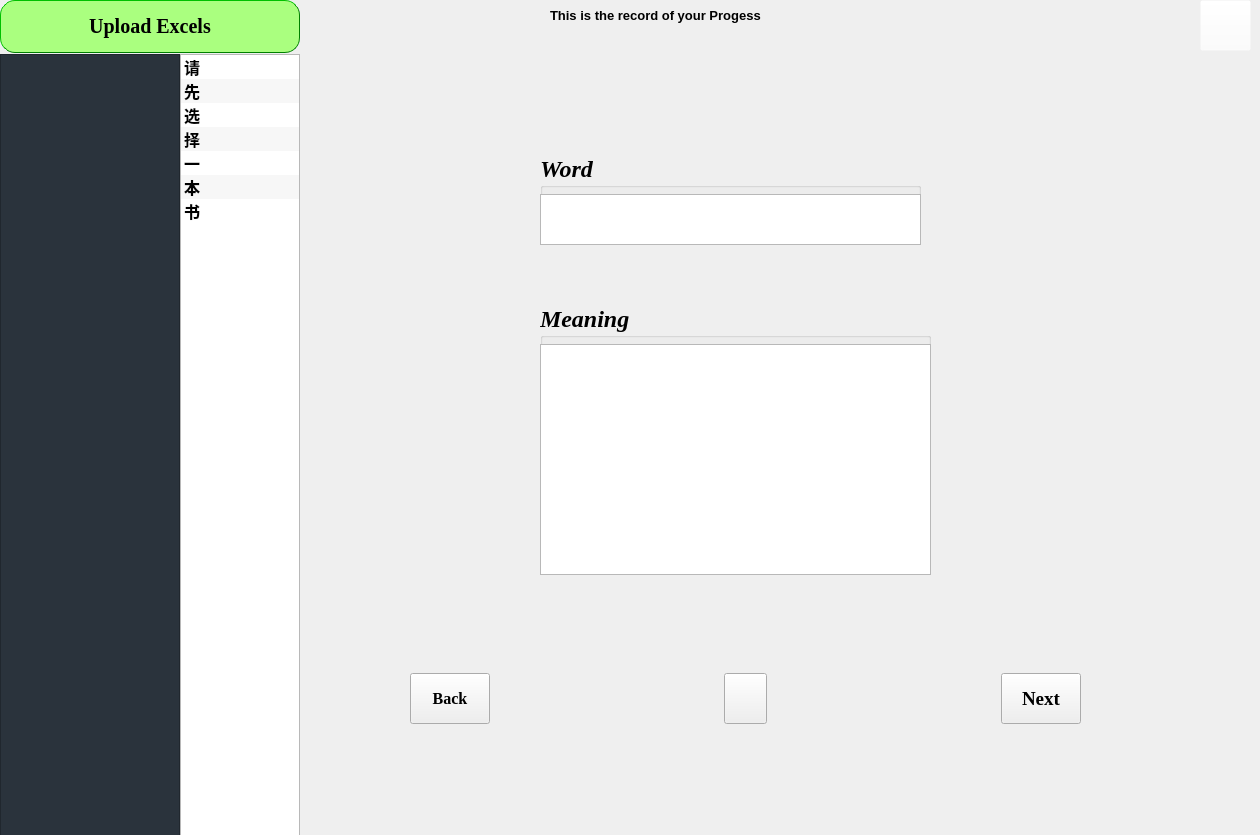
Qt form PyQt5_GUI/RemV_Package/res/FirstGui.ui (ArmandXiao/RemV) before a commit.
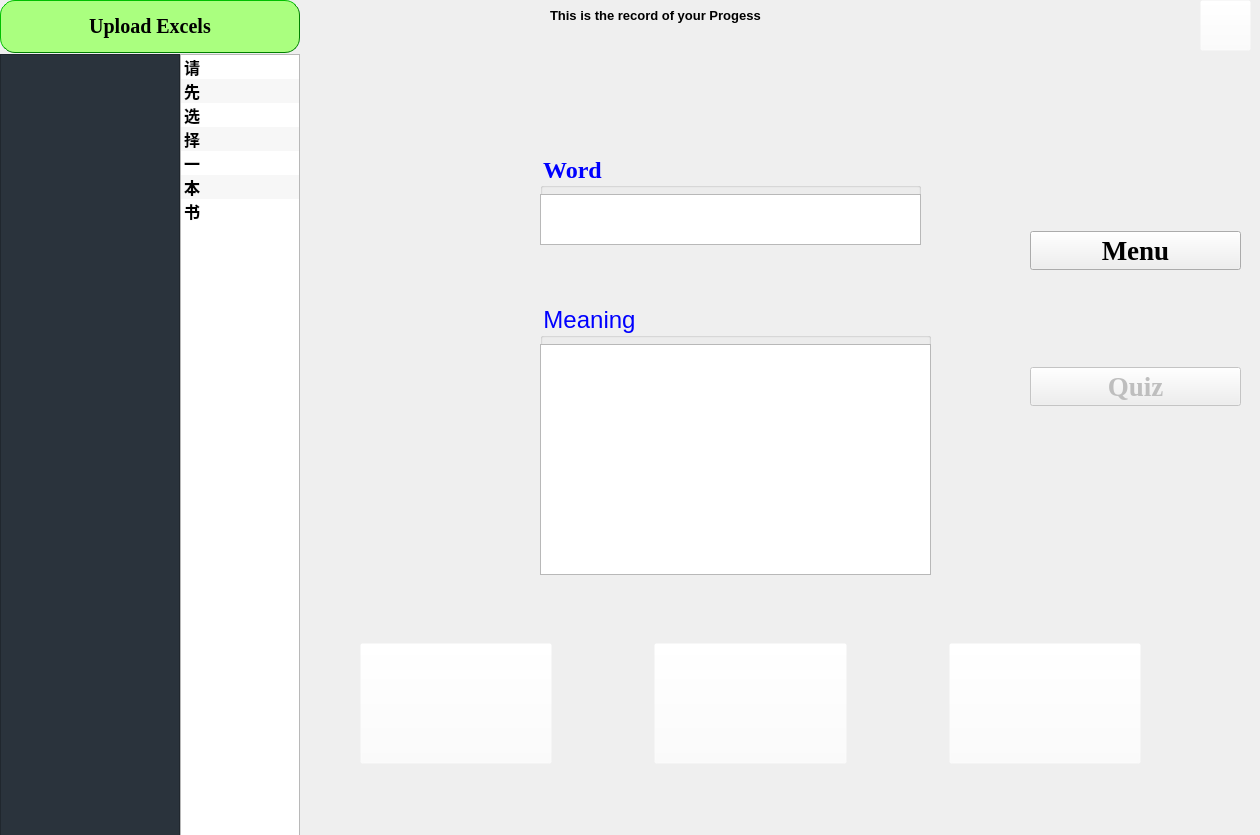
The same form after that commit.

```diff
--- a/PyQt5_GUI/RemV_Package/res/FirstGui.ui
+++ b/PyQt5_GUI/RemV_Package/res/FirstGui.ui
@@ -350,10 +350,12 @@
            <family>Times New Roman</family>
            <pointsize>18</pointsize>
            <weight>75</weight>
-           <italic>true</italic>
            <bold>true</bold>
           </font>
          </property>
+         <property name="styleSheet">
+          <string notr="true">color:blue</string>
+         </property>
          <property name="title">
           <string>Word</string>
          </property>
@@ -392,9 +394,12 @@
          <property name="font">
           <font>
            <pointsize>18</pointsize>
-           <italic>true</italic>
+           <italic>false</italic>
           </font>
          </property>
+         <property name="styleSheet">
+          <string notr="true">color:blue;</string>
+         </property>
          <property name="title">
           <string>Meaning</string>
          </property>
@@ -431,13 +436,13 @@
         <widget class="QWidget" name="horizontalLayoutWidget_4">
          <property name="geometry">
           <rect>
-           <x>110</x>
-           <y>619</y>
-           <width>671</width>
-           <height>51</height>
+           <x>60</x>
+           <y>589</y>
+           <width>781</width>
+           <height>121</height>
           </rect>
          </property>
-         <layout class="QHBoxLayout" name="horizontalLayout">
+         <layout class="QHBoxLayout" name="horizontalLayout" stretch="2,1,2,1,2">
           <item>
            <widget class="QPushButton" name="backBtn">
             <property name="sizePolicy">
@@ -457,8 +462,20 @@
               <pointsize>12</pointsize>
              </font>
             </property>
+            <property name="cursor">
+             <cursorShape>PointingHandCursor</cursorShape>
+            </property>
+            <property name="styleSheet">
+             <string notr="true">background-color: rgba(255,255,255,0)</string>
+            </property>
             <property name="text">
-             <string>Back</string>
+             <string/>
+            </property>
+            <property name="iconSize">
+             <size>
+              <width>100</width>
+              <height>100</height>
+             </size>
             </property>
            </widget>
           </item>
@@ -495,13 +512,19 @@
               <height>10</height>
              </size>
             </property>
+            <property name="cursor">
+             <cursorShape>PointingHandCursor</cursorShape>
+            </property>
+            <property name="styleSheet">
+             <string notr="true">background-color: rgba(255,255,255,0)</string>
+            </property>
             <property name="text">
              <string/>
             </property>
             <property name="iconSize">
              <size>
-              <width>50</width>
-              <height>50</height>
+              <width>100</width>
+              <height>100</height>
              </size>
             </property>
            </widget>
@@ -532,8 +555,111 @@
               <pointsize>14</pointsize>
              </font>
             </property>
+            <property name="cursor">
+             <cursorShape>PointingHandCursor</cursorShape>
+            </property>
+            <property name="styleSheet">
+             <string notr="true">background-color: rgba(255,255,255,0)</string>
+            </property>
             <property name="text">
-             <string>Next</string>
+             <string/>
+            </property>
+            <property name="iconSize">
+             <size>
+              <width>100</width>
+              <height>100</height>
+             </size>
+            </property>
+           </widget>
+          </item>
+         </layout>
+        </widget>
+        <widget class="QWidget" name="horizontalLayoutWidget_5">
+         <property name="geometry">
+          <rect>
+           <x>730</x>
+           <y>120</y>
+           <width>211</width>
+           <height>291</height>
+          </rect>
+         </property>
+         <layout class="QVBoxLayout" name="verticalLayout_3">
+          <property name="spacing">
+           <number>20</number>
+          </property>
+          <item>
+           <widget class="QPushButton" name="MenuBtn_1">
+            <property name="font">
+             <font>
+              <family>Times New Roman</family>
+              <pointsize>20</pointsize>
+              <weight>75</weight>
+              <bold>true</bold>
+             </font>
+            </property>
+            <property name="cursor">
+             <cursorShape>PointingHandCursor</cursorShape>
+            </property>
+            <property name="text">
+             <string>Menu</string>
+            </property>
+            <property name="iconSize">
+             <size>
+              <width>40</width>
+              <height>40</height>
+             </size>
+            </property>
+           </widget>
+          </item>
+          <item>
+           <spacer name="horizontalSpacer_4">
+            <property name="orientation">
+             <enum>Qt::Horizontal</enum>
+            </property>
+            <property name="sizeHint" stdset="0">
+             <size>
+              <width>40</width>
+              <height>20</height>
+             </size>
+            </property>
+           </spacer>
+          </item>
+          <item>
+           <widget class="QPushButton" name="QuizBtn_1">
+            <property name="enabled">
+             <bool>false</bool>
+            </property>
+            <property name="sizePolicy">
+             <sizepolicy hsizetype="Minimum" vsizetype="Fixed">
+              <horstretch>0</horstretch>
+              <verstretch>0</verstretch>
+             </sizepolicy>
+            </property>
+            <property name="minimumSize">
+             <size>
+              <width>40</width>
+              <height>20</height>
+             </size>
+            </property>
+            <property name="font">
+             <font>
+              <family>Times New Roman</family>
+              <pointsize>20</pointsize>
+              <weight>75</weight>
+              <bold>true</bold>
+             </font>
+            </property>
+            <property name="cursor">
+             <cursorShape>PointingHandCursor</cursorShape>
+            </property>
+            <property name="text">
+             <string>Quiz</string>
+            </property>
+            <property name="iconSize">
+             <size>
+              <width>40</width>
+              <height>40</height>
+             </size>
             </property>
            </widget>
           </item>
```
Left out of the diff: 285 changed lines with no effect on the pictures.
